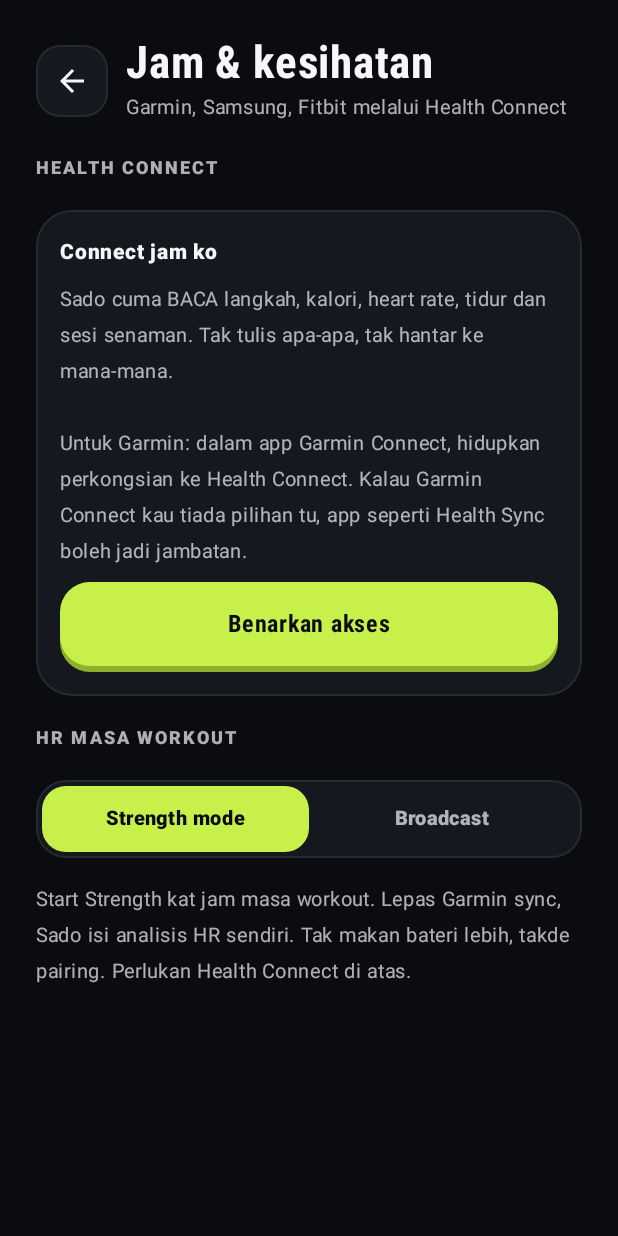
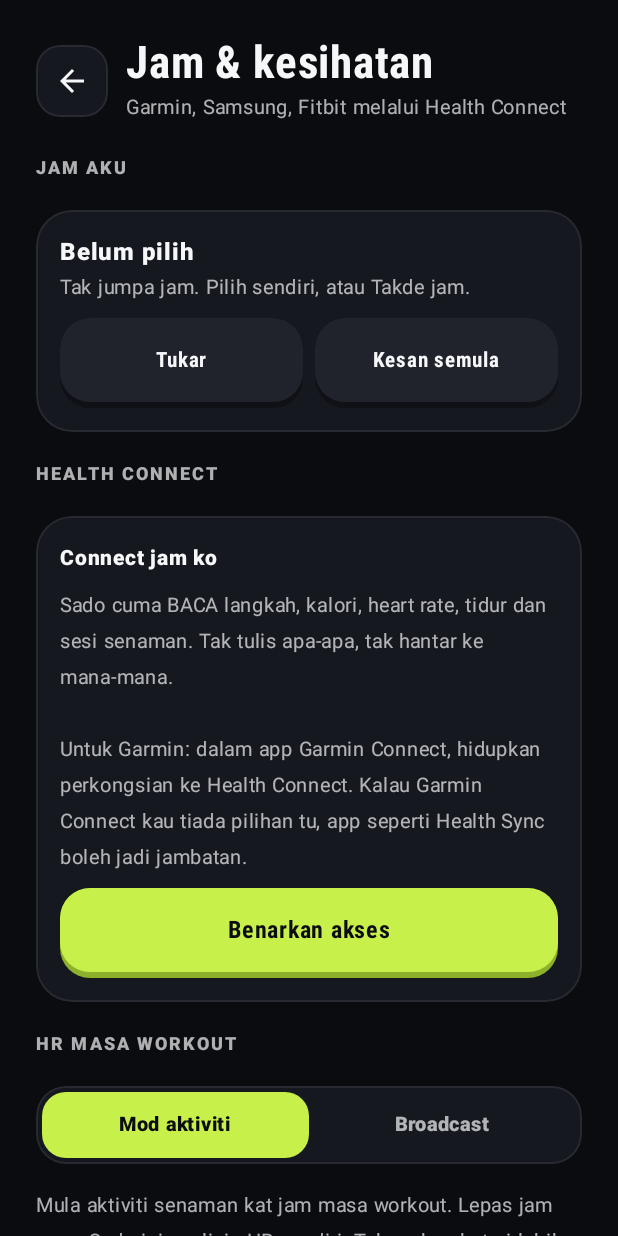
Before and after one commit to leoxent/sado-app, an Android app built with Jetpack Compose: the HealthScreen screen opened through its navigation route, on a phone screen of 412 x 824 dp. Run offline under Robolectric (Android 15) with nearby library versions, the phone set to English and light mode, and no system bars; libraries missing offline, so code that uses them is left out: androidx.health.connect; pictures from the network do not load; 4 statements that could not run were skipped.

Commit message:
Watch: detect brand and model on the phone, Jam aku setting, animated start and stop reminders per brand

```diff
--- a/app/src/main/java/my/sado/app/MainActivity.kt
+++ b/app/src/main/java/my/sado/app/MainActivity.kt
@@ -1,5 +1,7 @@
 package my.sado.app
 
+import androidx.lifecycle.lifecycleScope
+import kotlinx.coroutines.launch
 import android.os.Bundle
 import androidx.activity.compose.setContent
 import androidx.activity.enableEdgeToEdge
@@ -159,6 +161,7 @@ class MainActivity : FragmentActivity() {
         if (!unlocked) authenticate()
         // the watch picked once reconnects by itself whenever the app comes back
         if (Store.state.value.settings.hrMode == 1) HeartRate.reconnectSaved(this, Store.state.value.settings.hrDevice)
+        if (Store.state.value.settings.watch == null) lifecycleScope.launch { runCatching { my.sado.app.data.WatchDetect.autoDetect(this@MainActivity) } }
     }
 
     override fun onStop() {
--- a/app/src/main/java/my/sado/app/data/Models.kt
+++ b/app/src/main/java/my/sado/app/data/Models.kt
@@ -139,6 +139,11 @@ data class Settings(
     val appLock: Boolean = false,
     val foodAi: Boolean = true,
     val healthConnect: Boolean = false,
+    val watch: String? = null, // Watch brand id, "none" for no watch, null = not known yet
+    val watchModel: String? = null,
+    val watchConfirmed: Boolean = false, // the user said the detected watch is right, or picked it
+    val remindWatchStart: Boolean = true, // before a workout: start the activity on the watch
+    val remindWatchStop: Boolean = true, // after: stop and save it
     val hrMode: Int = 0, // heart rate during a workout: 0 Strength mode on the watch (Health Connect after sync), 1 Broadcast live
     val hrDevice: String? = null, // MAC of the watch broadcasting heart rate over BLE
     val hrDeviceName: String? = null,
--- /dev/null
+++ b/app/src/main/java/my/sado/app/data/Watch.kt
@@ -0,0 +1,183 @@
+package my.sado.app.data
+
+/**
+ * Which watch the user wears, found on the phone itself (paired Bluetooth names, installed companion apps, and which
+ * app writes heart rate to Health Connect), and how to start and stop a workout on it. Nothing leaves the phone.
+ */
+object Watch {
+    const val NONE = "none"
+
+    /** One watch brand: how it looks in the guide and the steps to start and stop a strength workout on it. */
+    data class Brand(
+        val id: String,
+        val label: String,
+        val round: Boolean, // round face, or a rectangular band or watch
+        val buttons: Int, // physical buttons drawn on the right side (Garmin also gets its left ones)
+        val start: List<Step>,
+        val stop: List<Step>,
+        val canBroadcast: Boolean = false, // standard Bluetooth heart-rate broadcast
+    )
+
+    /** [button] is the physical button pressed (0 = top right), null for a tap on the screen. */
+    data class Step(val text: String, val screen: String, val button: Int? = null)
+
+    val brands: List<Brand> = listOf(
+        Brand(
+            "garmin", "Garmin", round = true, buttons = 2,
+            start = listOf(
+                Step("Tekan START (butang kanan atas)", "Aktiviti", 0),
+                Step("Leret atau tekan DOWN, pilih Strength", "Strength", null),
+                Step("Tekan START untuk mula", "00:00", 0),
+            ),
+            stop = listOf(
+                Step("Tekan STOP (butang kanan atas)", "Pause", 0),
+                Step("Pilih Save", "Save", null),
+            ),
+            canBroadcast = true,
+        ),
+        Brand(
+            "samsung", "Galaxy Watch", round = true, buttons = 2,
+            start = listOf(
+                Step("Tekan butang Home (atas)", "Apps", 0),
+                Step("Buka Samsung Health, pilih Workout", "Workout", null),
+                Step("Pilih Weight machines atau Circuit training", "Weights", null),
+                Step("Tekan Start", "00:00", null),
+            ),
+            stop = listOf(
+                Step("Leret ke kanan, tekan Pause", "Pause", null),
+                Step("Tekan End, kemudian simpan", "End", null),
+            ),
+        ),
+        Brand(
+            "pixel", "Pixel Watch", round = true, buttons = 1,
+            start = listOf(
+                Step("Buka Fitbit Exercise", "Exercise", null),
+                Step("Pilih Weights", "Weights", null),
+                Step("Tekan Start", "00:00", null),
+            ),
+            stop = listOf(
+                Step("Tekan Pause", "Pause", null),
+                Step("Tekan End", "End", null),
+            ),
+        ),
+        Brand(
+            "fitbit", "Fitbit", round = false, buttons = 1,
+            start = listOf(
+                Step("Buka app Exercise", "Exercise", null),
+                Step("Pilih Weights", "Weights", null),
+                Step("Tekan Start", "00:00", null),
+            ),
+            stop = listOf(
+                Step("Tekan butang, kemudian Finish", "Finish", 0),
+            ),
+        ),
+        Brand(
+            "huawei", "Huawei", round = true, buttons = 2,
+            start = listOf(
+                Step("Tekan butang bawah, buka Workout", "Workout", 1),
+                Step("Pilih Strength training", "Strength", null),
+                Step("Tekan Start", "00:00", null),
+            ),
+            stop = listOf(
+                Step("Tekan butang atas untuk pause", "Pause", 0),
+                Step("Tahan Stop untuk simpan", "Stop", null),
+            ),
+        ),
+        Brand(
+            "amazfit", "Amazfit", round = true, buttons = 2,
+            start = listOf(
+                Step("Tekan butang bawah, buka Workout", "Workout", 1),
+                Step("Pilih Strength training", "Strength", null),
+                Step("Tekan GO", "00:00", null),
+            ),
+            stop = listOf(
+                Step("Tekan butang atas", "Pause", 0),
+                Step("Tekan End, kemudian simpan", "End", null),
+            ),
+        ),
+        Brand(
+            "xiaomi", "Xiaomi", round = false, buttons = 1,
+            start = listOf(
+                Step("Buka Workout", "Workout", null),
+                Step("Pilih Strength training", "Strength", null),
+                Step("Tekan Start", "00:00", null),
+            ),
+            stop = listOf(
+                Step("Leret, tekan Pause", "Pause", null),
+                Step("Tekan End", "End", null),
+            ),
+        ),
+        Brand(
+            "other", "Jam lain", round = true, buttons = 1,
+            start = listOf(
+                Step("Buka app senaman kat jam", "Workout", null),
+                Step("Pilih Strength atau Weights", "Strength", null),
+                Step("Tekan Start", "00:00", null),
+            ),
+            stop = listOf(
+                Step("Stop dan simpan aktiviti", "Save", null),
+            ),
+        ),
+    )
+
+    fun brand(id: String?): Brand? = brands.firstOrNull { it.id == id }
+
+    /** What was found, and how sure: a paired watch's own name beats the app writing its data, which beats an installed app. */
+    data class Found(val brand: String, val model: String?, val how: String)
+
+    private val namePatterns = listOf(
+        "garmin" to Regex("forerunner|f[eē]nix|venu|vivoactive|vivomove|vivosmart|instinct|epix|enduro|approach s|descent|lily|garmin", RegexOption.IGNORE_CASE),
+        "samsung" to Regex("galaxy watch|gear s\\d|galaxy fit", RegexOption.IGNORE_CASE),
+        "pixel" to Regex("pixel watch", RegexOption.IGNORE_CASE),
+        "fitbit" to Regex("fitbit|charge \\d|versa|inspire|luxe|sense \\d", RegexOption.IGNORE_CASE),
+        "huawei" to Regex("huawei (watch|band)|honor (watch|band)", RegexOption.IGNORE_CASE),
+        "amazfit" to Regex("amazfit|\\bgtr\\b|\\bgts\\b|\\bbip\\b|t-rex", RegexOption.IGNORE_CASE),
+        "xiaomi" to Regex("mi (smart )?band|xiaomi (smart )?band|xiaomi watch|redmi watch|mi watch", RegexOption.IGNORE_CASE),
+    )
+
+    // companion apps: present means the brand, not the model
+    val packages = mapOf(
+        "com.garmin.android.apps.connectmobile" to "garmin",
+        "com.samsung.android.app.watchmanager" to "samsung",
+        "com.google.android.apps.wearables.maestro.companion" to "pixel",
+        "com.fitbit.FitbitMobile" to "fitbit",
+        "com.huawei.health" to "huawei",
+        "com.huami.watch.hmwatchmanager" to "amazfit",
+        "com.xiaomi.wearable" to "xiaomi",
+        "com.mi.health" to "xiaomi",
+    )
+
+    // apps that write heart rate into Health Connect; a phone has no heart sensor, so these mean a watch
+    private val origins = packages + mapOf("com.sec.android.app.shealth" to "samsung")
+
+    /** A paired device's name as a watch: "Forerunner 165" from "Forerunner 165 (A1B2)". */
+    fun fromName(name: String): Found? {
+        val brand = namePatterns.firstOrNull { it.second.containsMatchIn(name) }?.first ?: return null
+        val model = name.trim().replace(Regex("\\s+LE$"), "").replace(Regex("\\s*\\([^)]*\\)\\s*$"), "").replace(Regex("\\s+[0-9A-F]{4}$"), "").trim()
+        return Found(brand, model.ifBlank { null }, "Bluetooth")
+    }
+
+    fun fromPackages(installed: Set<String>): List<Found> =
+        packages.filterKeys { it in installed }.values.distinct().map { Found(it, null, "app") }
+
+    /** From Health Connect heart-rate records: the app that wrote them, and the device model when it said. */
+    fun fromOrigins(origins: List<Pair<String, String?>>): List<Found> =
+        origins.mapNotNull { (pkg, model) -> this.origins[pkg]?.let { Found(it, model?.takeIf { m -> m.isNotBlank() }, "Health Connect") } }
+            .distinctBy { it.brand }
+
+    /** Every watch found, best first: one per brand, its model taken from whichever source named it. */
+    fun merge(bluetooth: List<Found>, health: List<Found>, apps: List<Found>): List<Found> {
+        val all = bluetooth + health + apps
+        return all.map { it.brand }.distinct().map { b ->
+            val first = all.first { it.brand == b }
+            first.copy(model = first.model ?: all.firstOrNull { it.brand == b && it.model != null }?.model)
+        }
+    }
+
+    fun label(brand: String?, model: String?): String = when {
+        brand == null -> "Belum pilih"
+        brand == NONE -> "Takde jam"
+        model != null -> model + (brand(brand)?.label?.let { if (model.contains(it, true)) "" else " ($it)" } ?: "")
+        else -> brand(brand)?.label ?: brand
+    }
+}
--- a/app/src/main/java/my/sado/app/ui/HealthScreens.kt
+++ b/app/src/main/java/my/sado/app/ui/HealthScreens.kt
@@ -289,6 +289,9 @@ fun HealthScreen(onBack: () -> Unit) {
     Column(Modifier.fillMaxSize().verticalScroll(rememberScrollState()).padding(24.dp), verticalArrangement = Arrangement.spacedBy(16.dp)) {
         Title("Jam & kesihatan", "Garmin, Samsung, Fitbit melalui Health Connect", onBack = onBack)
 
+        Label("Jam aku")
+        MyWatchCard()
+
         Label("Health Connect")
         when {
             sdk == HealthConnectClient.SDK_UNAVAILABLE -> Card {
@@ -370,17 +373,22 @@ fun HealthScreen(onBack: () -> Unit) {
             }
         }
 
+        val myWatch = my.sado.app.data.Watch.brand(s.settings.watch)
+        if (s.settings.watch != my.sado.app.data.Watch.NONE) {
             Label("HR masa workout")
-        Segmented(listOf("Strength mode", "Broadcast"), s.settings.hrMode.coerceIn(0, 1)) { i ->
+            val broadcast = myWatch == null || myWatch.canBroadcast || myWatch.id == "other"
+            if (broadcast) Segmented(listOf("Mod aktiviti", "Broadcast"), s.settings.hrMode.coerceIn(0, 1)) { i ->
                 Store.update { it.copy(settings = it.settings.copy(hrMode = i)) }
                 if (i == 0) HeartRate.disconnect()
             }
+            val name = myWatch?.label ?: "jam"
             Text(
-            if (s.settings.hrMode == 0) "Start Strength kat jam masa workout. Lepas Garmin sync, Sado isi analisis HR sendiri. Tak makan bateri lebih, takde pairing. Perlukan Health Connect di atas."
+                if (!broadcast || s.settings.hrMode == 0) "Mula aktiviti senaman kat $name masa workout. Lepas jam sync, Sado isi analisis HR sendiri. Tak makan bateri lebih, takde pairing. Perlukan Health Connect di atas."
                 else "On Broadcast Heart Rate kat jam (paling senang: dalam setting aktiviti Strength). HR live masa sesi dan analisis terus lepas sesi. Makan bateri jam masa broadcast.",
                 color = SadoColors.TextMuted, fontSize = 13.sp,
             )
-        if (s.settings.hrMode == 1) HeartRateCard()
+            if (broadcast && s.settings.hrMode == 1) HeartRateCard()
+        }
         s.logs.lastOrNull()?.let { last ->
             Label("Sesi terakhir · ${last.title}")
             HrReportCard(last, waiting = s.settings.healthConnect)
```
Also changed, not shown: app/src/main/AndroidManifest.xml (+9 -0 lines), app/src/main/java/my/sado/app/data/WatchDetect.kt (added, +53 -0 lines), app/src/main/java/my/sado/app/ui/SessionScreen.kt (+7 -0 lines), app/src/main/java/my/sado/app/ui/WatchGuide.kt (added, +308 -0 lines), app/src/main/java/my/sado/app/ui/WorkoutPreview.kt (+11 -1 lines), 2 other files. Lines whose indentation alone changed are shown as unchanged.
